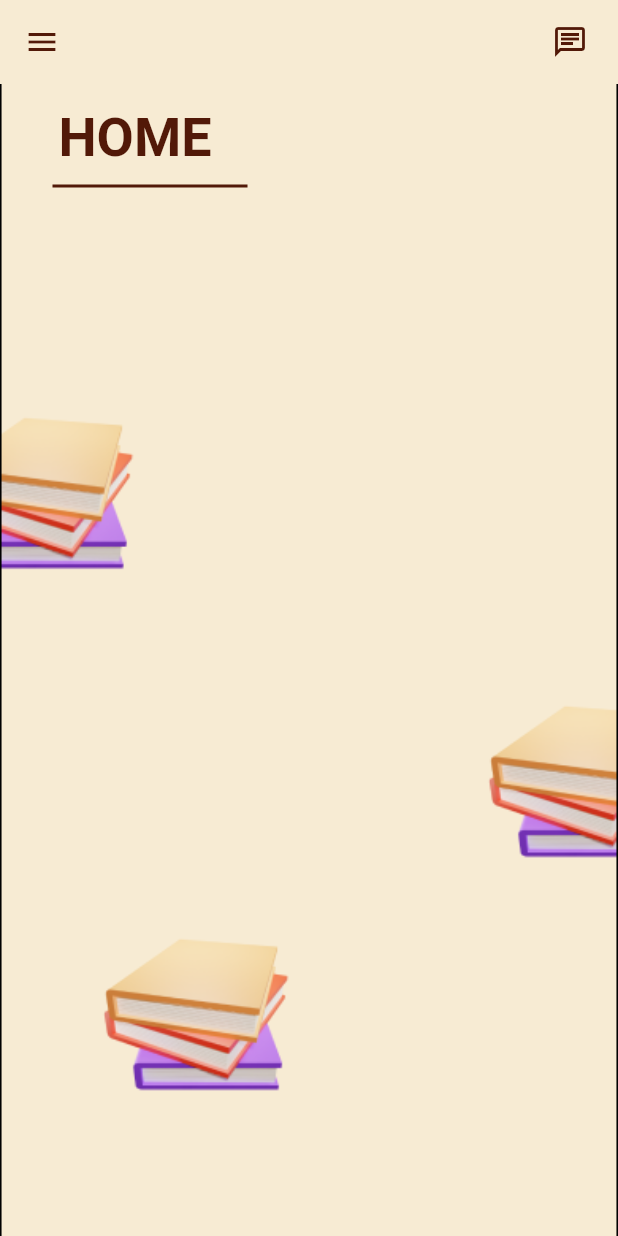
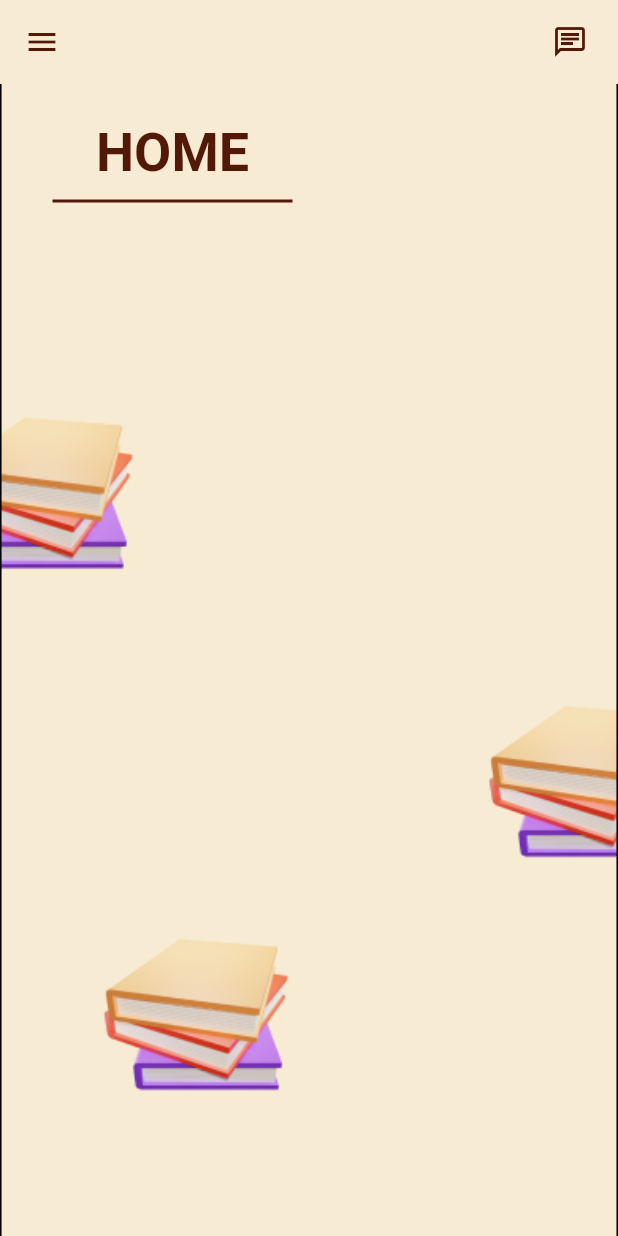
Before and after one commit to AndreaGon/6002CEM_Group6, a Flutter app: the screen it shows after launch, on a phone screen of 412 x 824 dp. Run offline on Flutter 3.47's test engine with Material 2 defaults, Android fonts, the phone set to English and light mode, and no system bars.

Commit message:
redirect pages

```diff
--- a/lib/utils/router.dart
+++ b/lib/utils/router.dart
@@ -1,3 +1,4 @@
+import 'package:bookbridge/view/help_center/help_center.dart';
 import 'package:bookbridge/view/home/homepage.dart';
 import 'package:flutter/material.dart';
 
--- /dev/null
+++ b/lib/view/books/all_books.dart
@@ -0,0 +1 @@
+//
--- /dev/null
+++ b/lib/view/books/book_info.dart
@@ -0,0 +1 @@
+//
--- /dev/null
+++ b/lib/view/books/my_books.dart
@@ -0,0 +1 @@
+//
--- a/lib/view/home/homepage.dart
+++ b/lib/view/home/homepage.dart
@@ -1,4 +1,6 @@
 import 'package:bookbridge/res/colors.dart';
+import 'package:bookbridge/utils/router.dart';
+import 'package:bookbridge/view/help_center/help_center.dart';
 import 'package:flutter/material.dart';
 
 import '../../view_model/books_viewmodel.dart';
@@ -44,22 +46,41 @@ class _HomePageState extends State<HomePage> {
               ]
               ),
 
-            body: Column(
-              children: <Widget> [
-                Padding(padding: EdgeInsets.fromLTRB(180, 15, 0, 0)),
-                Text("HOME",
-                    style: TextStyle(
-                        fontSize: 36,
-                        color: darkbrown,
-                        fontWeight: FontWeight.bold
-                    )
-                ),
-                Padding(
-                  padding:EdgeInsets.fromLTRB(20, 10, 0, 0),
-                  child:Container(height:2.0, width:130.0, color:darkbrown))
-              ]
-            ),
 
+            //   Padding(
+            //       padding: const EdgeInsets.all(8.0),
+            //       child: Container(
+            //         padding: const EdgeInsets.symmetric(horizontal: 8.0),
+            //         child: TextField(
+            //           // controller: _searchController,
+            //           decoration: InputDecoration(
+            //             hintText: 'Search...',
+            //             border: OutlineInputBorder(borderRadius: BorderRadius.circular(20.0),
+            //             )
+            //             // Add a clear button to the search bar
+            //             //suffixIcon: IconButton(
+            //             //icon: Icon(Icons.clear),
+            //             //onPressed: () => _searchController.clear(),
+            //           ),
+            //           // Add a search icon or button to the search bar
+            //           //prefixIcon: IconButton(
+            //           //   icon: Icon(Icons.search),
+            //           //   onPressed: () {
+            //           //     // Perform the search here
+            //           //   },
+            //           // ),
+            //
+            //         ),
+            //       ),
+            //     ),
+            //   ]
+            //
+            // ),
+
+
+
+
+            //Side Menu
             drawer: Container(
               child: Drawer(
                   child: ListView(padding: const EdgeInsets.all(0), children: [
@@ -77,7 +98,7 @@ class _HomePageState extends State<HomePage> {
                       title: const Text(' Home ',
                           style: TextStyle(fontSize: 20, color: Colors.white)),
                       onTap: () {
-                    Navigator.pop(context);
+                        Navigator.push(context, MaterialPageRoute(builder: (context) => HomePage()));
                       },
                     ),
                     ListTile(
@@ -87,7 +108,7 @@ class _HomePageState extends State<HomePage> {
                       title: const Text(' My Books ',
                           style: TextStyle(fontSize: 20, color: Colors.white)),
                       onTap: () {
-                    Navigator.pop(context);
+                        Navigator.push(context, MaterialPageRoute(builder: (context) => HomePage()));
                       },
                     ),
                     ListTile(
@@ -97,7 +118,7 @@ class _HomePageState extends State<HomePage> {
                       title: const Text(' Profile ',
                           style: TextStyle(fontSize: 20, color: Colors.white)),
                       onTap: () {
-                    Navigator.pop(context);
+                        Navigator.push(context, MaterialPageRoute(builder: (context) => HomePage()));
                       },
                     ),
                     ListTile(
@@ -107,8 +128,8 @@ class _HomePageState extends State<HomePage> {
                       title: const Text(' Help ',
                           style: TextStyle(fontSize: 20, color: Colors.white)),
                         onTap: () {
-                    Navigator.pop(context);
-                  },
+                          Navigator.push(context, MaterialPageRoute(builder: (context) => HelpCenter()));
+                        }
                     ),
                     ListTile(
                       tileColor: darkbrown,
@@ -117,12 +138,27 @@ class _HomePageState extends State<HomePage> {
                       title: const Text(' Sign Out ',
                           style: TextStyle(fontSize: 20, color: Colors.white)),
                       onTap: () {
-                    Navigator.pop(context);
+                        Navigator.push(context, MaterialPageRoute(builder: (context) => HomePage()));
                         },
                     ),
                       ]
                       )
                   ),
+                ),
+
+            body: Container(
+              margin: EdgeInsets.all(25.0),
+              child: Column(
+                //mainAxisAlignment: MainAxisAlignment.start,
+                children: [
+                Text("HOME", textAlign: TextAlign.left, style: TextStyle(fontSize: 36, color: darkbrown, fontWeight: FontWeight.bold)),
+
+                //SizedBox(height: 10),
+
+                Container(margin: EdgeInsets.all(10.0),height:2.0, width:160, color:darkbrown),
+
+                ]
+              )
             )
         )
     );
```
Lines whose indentation alone changed are shown as unchanged.
